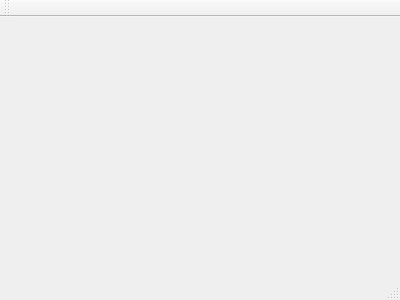
This is app/mainwindow.ui in fcaball/TER as Qt 5 draws it before an edit. The edited form follows.
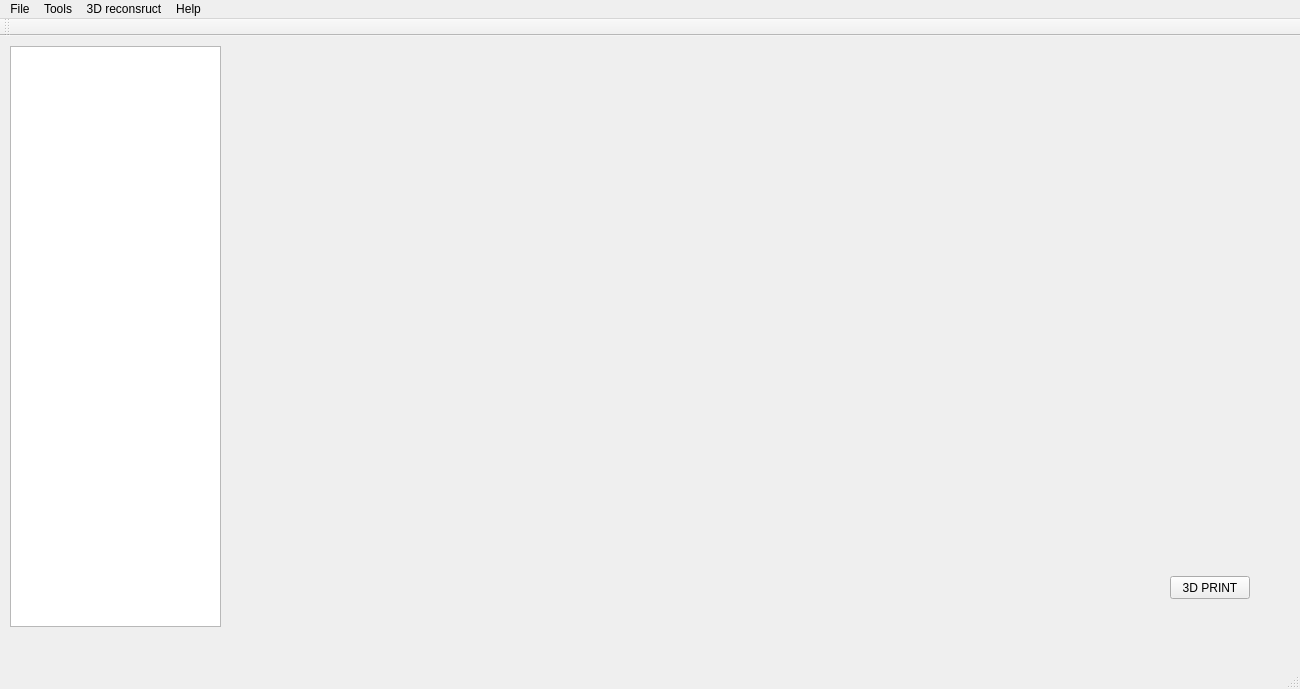
This is the edited form.

What changed in the file:
```diff
--- a/app/mainwindow.ui
+++ b/app/mainwindow.ui
@@ -1,24 +1,140 @@
 <ui version="4.0">
  <class>MainWindow</class>
- <widget class="QMainWindow" name="MainWindow" >
-  <property name="geometry" >
+ <widget class="QMainWindow" name="MainWindow">
+  <property name="geometry">
    <rect>
     <x>0</x>
     <y>0</y>
-    <width>400</width>
-    <height>300</height>
+    <width>1300</width>
+    <height>689</height>
    </rect>
   </property>
   <property name="windowTitle" >
    <string>MainWindow</string>
   </property>
-  <widget class="QMenuBar" name="menuBar" />
-  <widget class="QToolBar" name="mainToolBar" />
-  <widget class="QWidget" name="centralWidget" />
-  <widget class="QStatusBar" name="statusBar" />
+  <widget class="QWidget" name="centralWidget">
+   <widget class="QPushButton" name="pushButton">
+    <property name="geometry">
+     <rect>
+      <x>1170</x>
+      <y>540</y>
+      <width>80</width>
+      <height>23</height>
+     </rect>
+    </property>
+    <property name="text">
+     <string>3D PRINT</string>
+    </property>
+   </widget>
+   <widget class="QTreeView" name="treeView">
+    <property name="geometry">
+     <rect>
+      <x>10</x>
+      <y>10</y>
+      <width>211</width>
+      <height>581</height>
+     </rect>
+    </property>
+    <property name="autoFillBackground">
+     <bool>false</bool>
+    </property>
+   </widget>
+  </widget>
+  <widget class="QMenuBar" name="menuBar">
+   <property name="geometry">
+    <rect>
+     <x>0</x>
+     <y>0</y>
+     <width>1300</width>
+     <height>20</height>
+    </rect>
+   </property>
+   <widget class="QMenu" name="menuTools">
+    <property name="title">
+     <string>Tools</string>
+    </property>
+    <addaction name="actionZoom"/>
+    <addaction name="actionZoom_2"/>
+   </widget>
+   <widget class="QMenu" name="menu3D_reconsruct">
+    <property name="title">
+     <string>3D reconsruct</string>
+    </property>
+    <addaction name="actionCaracteristics_extraction"/>
+    <addaction name="actionCorrespondance"/>
+    <addaction name="actionTriangulation"/>
+   </widget>
+   <widget class="QMenu" name="menuHelp">
+    <property name="title">
+     <string>Help</string>
+    </property>
+    <addaction name="actionContact_us"/>
+   </widget>
+   <widget class="QMenu" name="menuFile">
+    <property name="title">
+     <string>File</string>
+    </property>
+    <addaction name="actionOpen_pictures_folder"/>
+   </widget>
+   <addaction name="menuFile"/>
+   <addaction name="menuTools"/>
+   <addaction name="menu3D_reconsruct"/>
+   <addaction name="menuHelp"/>
+  </widget>
+  <widget class="QToolBar" name="mainToolBar">
+   <attribute name="toolBarArea">
+    <enum>TopToolBarArea</enum>
+   </attribute>
+   <attribute name="toolBarBreak">
+    <bool>false</bool>
+   </attribute>
+  </widget>
+  <widget class="QStatusBar" name="statusBar"/>
+  <action name="actionOpen_pictures_folder">
+   <property name="text">
+    <string>Open pictures folder</string>
+   </property>
+   <property name="font">
+    <font>
+     <family>OpenSymbol</family>
+    </font>
+   </property>
+   <property name="menuRole">
+    <enum>QAction::ApplicationSpecificRole</enum>
+   </property>
+  </action>
+  <action name="actionZoom">
+   <property name="text">
+    <string>Zoom +</string>
+   </property>
+  </action>
+  <action name="actionZoom_2">
+   <property name="text">
+    <string>Zoom -</string>
+   </property>
+  </action>
+  <action name="actionCaracteristics_extraction">
+   <property name="text">
+    <string>Caracteristics extraction</string>
+   </property>
+  </action>
+  <action name="actionCorrespondance">
+   <property name="text">
+    <string>Correspondance</string>
+   </property>
+  </action>
+  <action name="actionTriangulation">
+   <property name="text">
+    <string>Triangulation</string>
+   </property>
+  </action>
+  <action name="actionContact_us">
+   <property name="text">
+    <string>Contact us</string>
+   </property>
+  </action>
  </widget>
- <layoutDefault spacing="6" margin="11" />
- <pixmapfunction></pixmapfunction>
+ <layoutdefault spacing="6" margin="11"/>
  <resources/>
  <connections/>
 </ui>
```
Left out of the diff: 3 changed lines with no effect on the pictures.
